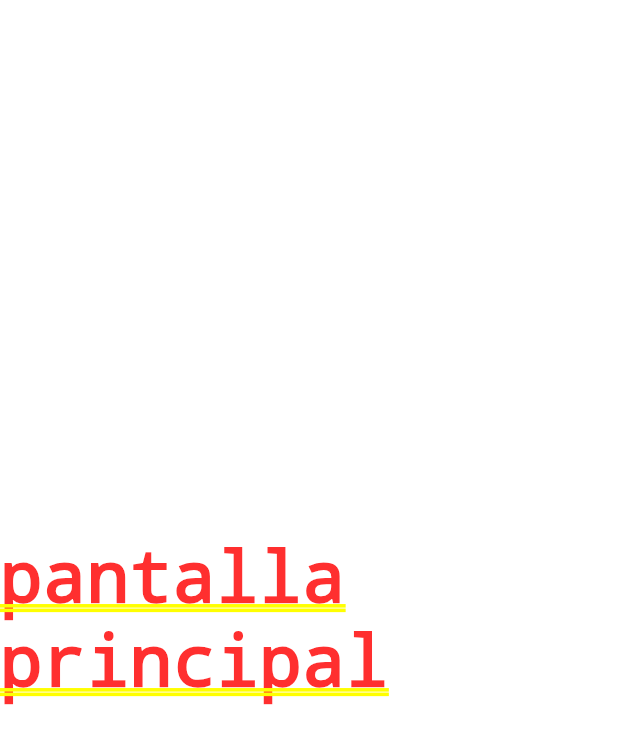
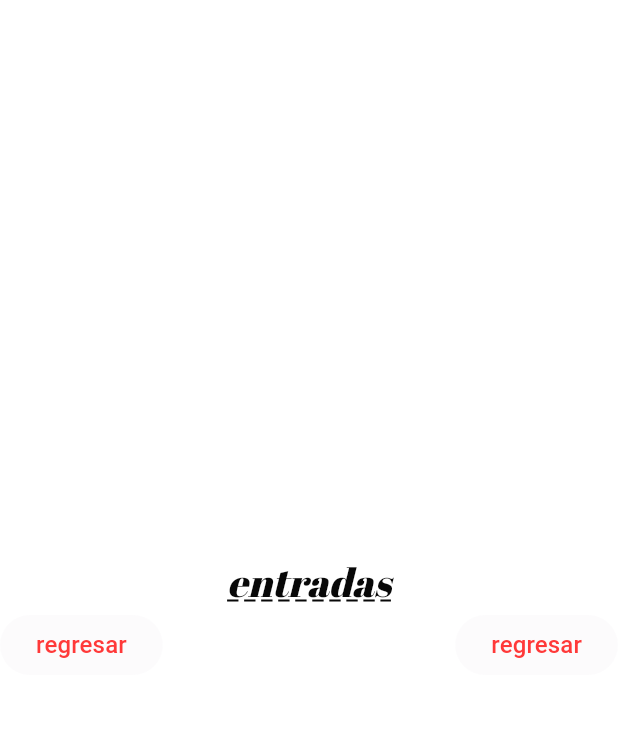
Before and after one commit to adriana-medina-montiel/componentes_flutter, a Flutter app: the screen it shows after launch, after a tap on "entradas", on a phone screen of 412 x 824 dp. Shown: the top 744 px of the screen. Run offline on Flutter 3.47's test engine with Material 3 defaults, Android fonts, the phone set to English and light mode, and no system bars; our stand-ins replace google_fonts; Roboto replaces fonts that are missing (Aldrich).

Commit message:
adding ElevatedButtons in ImputsScreen

```diff
--- a/lib/screens/inputs_screen.dart
+++ b/lib/screens/inputs_screen.dart
@@ -1,4 +1,5 @@
 import 'package:flutter/material.dart';
+import 'package:practica3/theme/app_theme.dart';
 
 class InputScreen extends StatefulWidget {
   const InputScreen({super.key});
@@ -10,8 +11,21 @@ class InputScreen extends StatefulWidget {
 class _InputScreenState extends State<InputScreen> {
   @override
   Widget build(BuildContext context) {
-    return const Center(
-      child : Text('pantalla principal')
+    return  Column(
+      mainAxisAlignment : MainAxisAlignment.center,
+      children: [
+        Text ('entradas', style: Apptheme.darkTheme.textTheme.headlineLarge,
+
+        ),
+        Row(
+          mainAxisAlignment: MainAxisAlignment.spaceBetween,
+          children: [
+            ElevatedButton(onPressed: null, child: Text('regresar', style: Apptheme.darkTheme.textTheme.bodySmall,)),
+
+            ElevatedButton(onPressed: null, child: Text('regresar', style: Apptheme.darkTheme.textTheme.bodySmall,))
+          ],
+        )
+      ],
     );
   }
 }
```
Also changed, not shown: lib/screens/home_screen.dart (+12 -0 lines).
